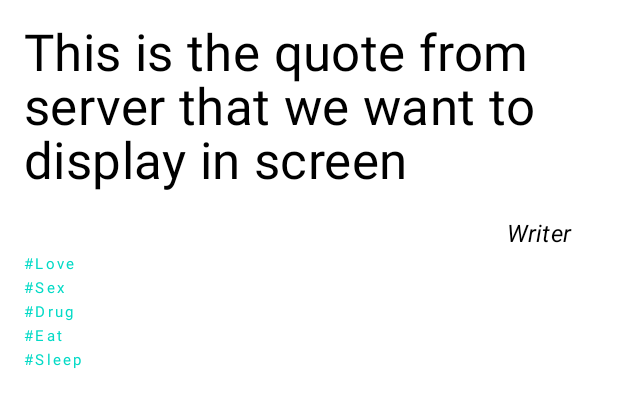
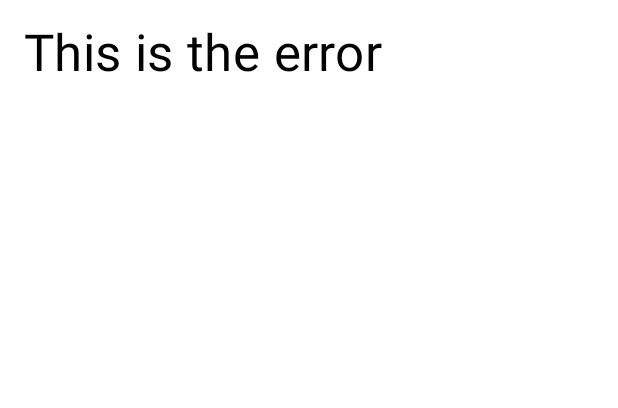
Before and after one commit to kyawlinnthant/KtorClientWithQuotesApi, an Android app built with Jetpack Compose: the @Preview function Preview, on a phone screen of 412 x 824 dp. Shown: the top 408 px of the screen. Run offline under Robolectric (Android 15) with nearby library versions, the phone set to English and light mode, and no system bars.

Commit message:
beautify ui

```diff
--- a/app/build.gradle
+++ b/app/build.gradle
@@ -87,4 +87,6 @@ dependencies {
     implementation "org.jetbrains.kotlinx:kotlinx-coroutines-android:$coroutines_v"
     implementation "org.jetbrains.kotlinx:kotlinx-coroutines-core:$coroutines_v"
 
+    implementation "com.google.accompanist:accompanist-systemuicontroller:0.17.0"
+
 }
--- /dev/null
+++ b/app/src/main/java/klt/mdy/kotlinserializationtest/ui/screen/components/QuotesError.kt
@@ -0,0 +1,33 @@
+package klt.mdy.kotlinserializationtest.ui.screen.components
+
+import androidx.compose.foundation.layout.fillMaxWidth
+import androidx.compose.foundation.layout.padding
+import androidx.compose.material.MaterialTheme
+import androidx.compose.material.Surface
+import androidx.compose.material.Text
+import androidx.compose.runtime.Composable
+import androidx.compose.ui.Modifier
+import androidx.compose.ui.tooling.preview.Preview
+import androidx.compose.ui.unit.dp
+
+@Composable
+fun QuotesError(
+    modifier : Modifier = Modifier,
+    error : String,
+){
+    Text(
+        modifier = modifier
+            .fillMaxWidth()
+            .padding(16.dp),
+        text = error,
+        style = MaterialTheme.typography.h4
+    )
+}
+
+@Composable
+@Preview(showBackground = true)
+private fun Preview() {
+    Surface {
+        QuotesError(error = "This is the error")
+    }
+}
--- a/app/src/main/java/klt/mdy/kotlinserializationtest/ui/screen/components/QuotesContent.kt
+++ b/app/src/main/java/klt/mdy/kotlinserializationtest/ui/screen/components/QuotesSuccess.kt
@@ -15,7 +15,7 @@ import androidx.compose.ui.unit.dp
 import klt.mdy.kotlinserializationtest.model.Quote
 
 @Composable
-fun QuotesContent(
+fun QuotesSuccess(
     modifier: Modifier = Modifier,
     quote: Quote
 ) {
@@ -61,7 +61,7 @@ fun QuotesContent(
 @Preview(showBackground = true)
 private fun Preview() {
     Surface {
-        QuotesContent(
+        QuotesSuccess(
             quote = Quote(
                 id = 1,
                 data = "This is the quote from server that we want to display in screen",
--- a/app/src/main/java/klt/mdy/kotlinserializationtest/ui/screen/udf/States.kt
+++ b/app/src/main/java/klt/mdy/kotlinserializationtest/ui/screen/udf/States.kt
@@ -1,7 +1,8 @@
 package klt.mdy.kotlinserializationtest.ui.screen.udf
 
+import klt.mdy.kotlinserializationtest.common.Resource
 import klt.mdy.kotlinserializationtest.model.Quote
 
 data class States(
-    val quote: Quote = Quote()
+    val quote: Resource<Quote> = Resource.Loading()
 )
```
Also changed, not shown: app/src/main/java/klt/mdy/kotlinserializationtest/repo/QuotesRepositoryImpl.kt (+0 -19 lines), app/src/main/java/klt/mdy/kotlinserializationtest/ui/QuotesViewModel.kt (+3 -22 lines), app/src/main/java/klt/mdy/kotlinserializationtest/ui/screen/components/QuotesLoading.kt (added, +34 -0 lines), app/src/main/java/klt/mdy/kotlinserializationtest/ui/screen/components/QuotesView.kt (+15 -3 lines), app/src/main/java/klt/mdy/kotlinserializationtest/ui/theme/Color.kt (+4 -4 lines), app/src/main/java/klt/mdy/kotlinserializationtest/ui/theme/Theme.kt (+22 -15 lines).
